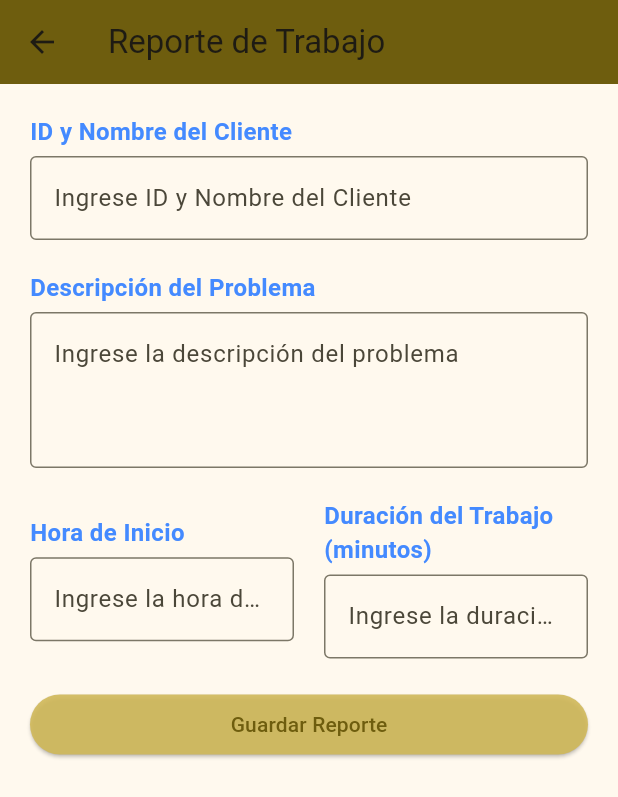
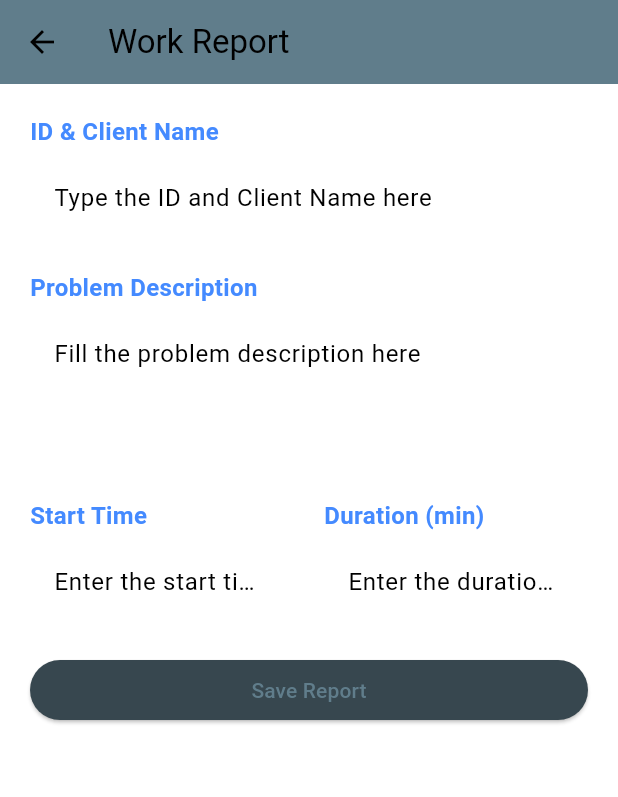
Before and after one commit to Derjai/StaffControl, a Flutter app: the SupportMobileReportView screen opened by its route, on a phone screen of 412 x 824 dp. Shown: the top 797 px of the screen. Run offline on Flutter 3.47's test engine with Material 3 defaults, Android fonts, the phone set to English and light mode, and no system bars; missing offline and left inert: dart:ffi.

Commit message:
Fix: Screens - Color Scheme of the app updated - Fixed Spanglish all around the app - Added navigation menu on coordinator - Added button for creating reports on support

```diff
--- a/remote_staff_control/lib/ui/pages/coordinator/coordinator_report_web_view.dart
+++ b/remote_staff_control/lib/ui/pages/coordinator/coordinator_report_web_view.dart
@@ -14,27 +14,27 @@
   List<Map<String, dynamic>> _reports = [
     {
       'ID': '1',
-      'Cliente': 'Juan',
-      'Hora de Inicio': '09:00',
-      'Duración': '60',
-      'Puntuación': 0,
-      'Descripción del Problema': 'Falla en el sistema de facturación'
+      'Client': 'Juan',
+      'Start Date': '09:00',
+      'Duration': '60',
+      'Rating': 0,
+      'Problem Description': 'Computer not turning on'
     },
     {
       'ID': '2',
-      'Cliente': 'María',
-      'Hora de Inicio': '10:00',
-      'Duración': '45',
-      'Puntuación': 0,
-      'Descripción del Problema': 'Problemas de conexión a internet'
+      'Client': 'María',
+      'Start Date': '10:00',
+      'Duration': '45',
+      'Rating': 0,
+      'Problem Description': 'Internet connection issues'
     },
     {
       'ID': '3',
-      'Cliente': 'Pedro',
-      'Hora de Inicio': '11:00',
-      'Duración': '30',
-      'Puntuación': 0,
-      'Descripción del Problema': 'Falla en la impresora'
+      'Client': 'Pedro',
+      'Start Date': '11:00',
+      'Duration': '30',
+      'Rating': 0,
+      'Problem Description': 'Printer not working'
     },
   ];
 
@@ -42,7 +42,7 @@
   Widget build(BuildContext context) {
     return Scaffold(
       appBar: AppBar(
-        title: const Text('Reportes de Trabajo'),
+        title: const Text('Reports'),
         backgroundColor: Theme.of(context).colorScheme.primary,
       ),
       body: Center(
@@ -58,23 +58,23 @@
                       Text('ID', style: TextStyle(fontWeight: FontWeight.bold)),
                 ),
                 const DataColumn(
-                  label: Text('Cliente',
+                  label: Text('Client',
                       style: TextStyle(fontWeight: FontWeight.bold)),
                 ),
                 const DataColumn(
-                  label: Text('Hora de Inicio',
+                  label: Text('Start Date',
                       style: TextStyle(fontWeight: FontWeight.bold)),
                 ),
                 const DataColumn(
-                  label: Text('Duración (min)',
+                  label: Text('Duration (min)',
                       style: TextStyle(fontWeight: FontWeight.bold)),
                 ),
                 const DataColumn(
-                  label: Text('Descripción del Problema',
+                  label: Text('Problem Description',
                       style: TextStyle(fontWeight: FontWeight.bold)),
                 ),
                 const DataColumn(
-                  label: Text('Puntuación',
+                  label: Text('Rating',
                       style: TextStyle(fontWeight: FontWeight.bold)),
                 ),
               ],
@@ -87,19 +87,19 @@
                           showEditIcon: false,
                         ),
                         DataCell(
-                          Text(report['Cliente']),
+                          Text(report['Client']),
                           showEditIcon: false,
                         ),
                         DataCell(
-                          Text(report['Hora de Inicio']),
+                          Text(report['Start Date']),
                           showEditIcon: false,
                         ),
                         DataCell(
-                          Text(report['Duración']),
+                          Text(report['Duration']),
                           showEditIcon: false,
                         ),
                         DataCell(
-                          Text(report['Descripción del Problema']),
+                          Text(report['Problem Description']),
                           showEditIcon: false,
                         ),
                         DataCell(
@@ -109,14 +109,14 @@
                               (index) => IconButton(
                                 icon: Icon(
                                   Icons.star,
-                                  color: index < report['Puntuación']
+                                  color: index < report['Rating']
                                       ? Colors.orange
                                       : Colors.grey,
                                 ),
                                 onPressed: () {
                                   setState(() {
                                     _reports[_reports.indexOf(report)]
-                                        ['Puntuación'] = index + 1;
+                                        ['Rating'] = index + 1;
                                   });
                                 },
                               ),
--- a/remote_staff_control/lib/ui/pages/support/support_mobile_report_view.dart
+++ b/remote_staff_control/lib/ui/pages/support/support_mobile_report_view.dart
@@ -7,7 +7,7 @@
   Widget build(BuildContext context) {
     return Scaffold(
       appBar: AppBar(
-        title: const Text('Reporte de Trabajo'),
+        title: const Text('Work Report'),
         backgroundColor: Theme.of(context).colorScheme.primary,
       ),
       body: Padding(
@@ -16,7 +16,7 @@
           crossAxisAlignment: CrossAxisAlignment.stretch,
           children: [
             const Text(
-              'ID y Nombre del Cliente',
+              'ID & Client Name',
               style: TextStyle(
                 fontSize: 16.0,
                 fontWeight: FontWeight.bold,
@@ -26,13 +26,13 @@
             const SizedBox(height: 5.0),
             TextFormField(
               decoration: const InputDecoration(
-                hintText: 'Ingrese ID y Nombre del Cliente',
+                hintText: 'Type the ID and Client Name here',
                 border: OutlineInputBorder(),
               ),
             ),
             const SizedBox(height: 20.0),
             const Text(
-              'Descripción del Problema',
+              'Problem Description',
               style: TextStyle(
                 fontSize: 16.0,
                 fontWeight: FontWeight.bold,
@@ -42,7 +42,7 @@
             const SizedBox(height: 5.0),
             TextFormField(
               decoration: const InputDecoration(
-                hintText: 'Ingrese la descripción del problema',
+                hintText: 'Fill the problem description here',
                 border: OutlineInputBorder(),
               ),
               maxLines: 3,
@@ -55,7 +55,7 @@
                     crossAxisAlignment: CrossAxisAlignment.stretch,
                     children: [
                       const Text(
-                        'Hora de Inicio',
+                        'Start Time',
                         style: TextStyle(
                           fontSize: 16.0,
                           fontWeight: FontWeight.bold,
@@ -65,7 +65,7 @@
                       const SizedBox(height: 5.0),
                       TextFormField(
                         decoration: const InputDecoration(
-                          hintText: 'Ingrese la hora de inicio',
+                          hintText: 'Enter the start time here',
                           border: OutlineInputBorder(),
                         ),
                         keyboardType: TextInputType.datetime,
@@ -79,7 +79,7 @@
                     crossAxisAlignment: CrossAxisAlignment.stretch,
                     children: [
                       const Text(
-                        'Duración del Trabajo (minutos)',
+                        'Duration (min)',
                         style: TextStyle(
                           fontSize: 16.0,
                           fontWeight: FontWeight.bold,
@@ -89,7 +89,7 @@
                       const SizedBox(height: 5.0),
                       TextFormField(
                         decoration: const InputDecoration(
-                          hintText: 'Ingrese la duración del trabajo',
+                          hintText: 'Enter the duration in minutes here',
                           border: OutlineInputBorder(),
                         ),
                         keyboardType: TextInputType.number,
@@ -104,7 +104,7 @@
               onPressed: () {
                 // Lógica para guardar el reporte de trabajo
               },
-              child: const Text('Guardar Reporte'),
+              child: const Text('Save Report'),
             ),
           ],
         ),
```
Also changed, not shown: remote_staff_control/lib/main.dart (+6 -3 lines), remote_staff_control/lib/ui/pages/coordinator/coordinator_client_web_view.dart (+5 -5 lines), remote_staff_control/lib/ui/pages/coordinator/coordinator_us_web_view.dart (+7 -7 lines), remote_staff_control/lib/ui/pages/coordinator/coordinator_web_view.dart (+53 -42 lines), remote_staff_control/lib/ui/pages/support/support_mobile_view.dart (+13 -19 lines), remote_staff_control/pubspec.lock.
